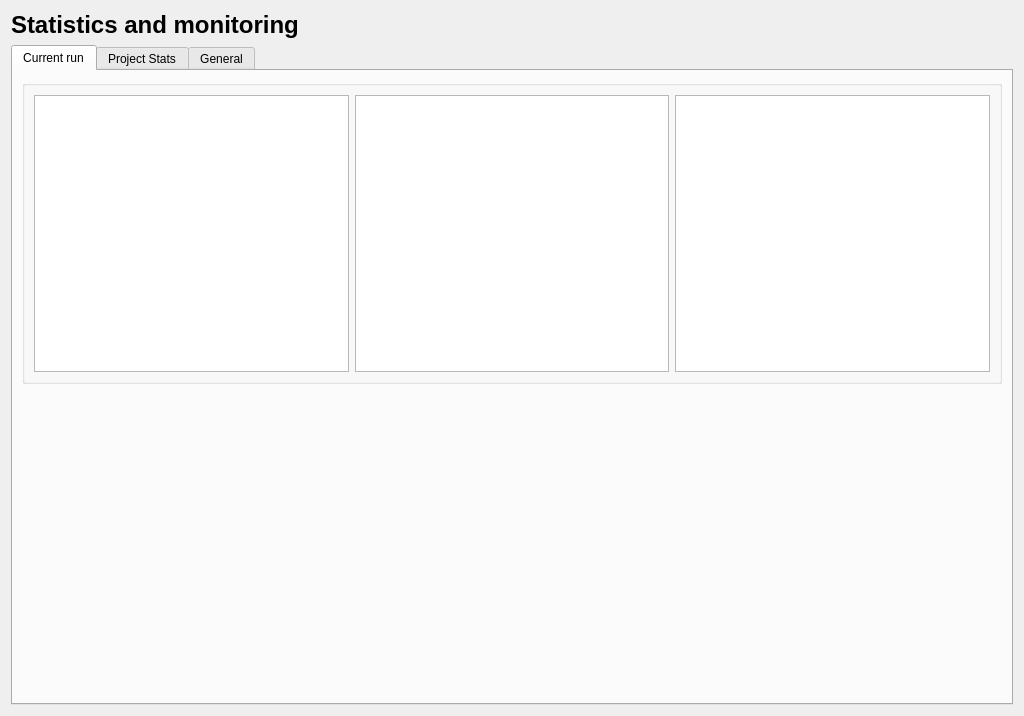
First picture: the form in src/forms/stats.ui, repository veaceslav/WHC-IDE, before the edit.
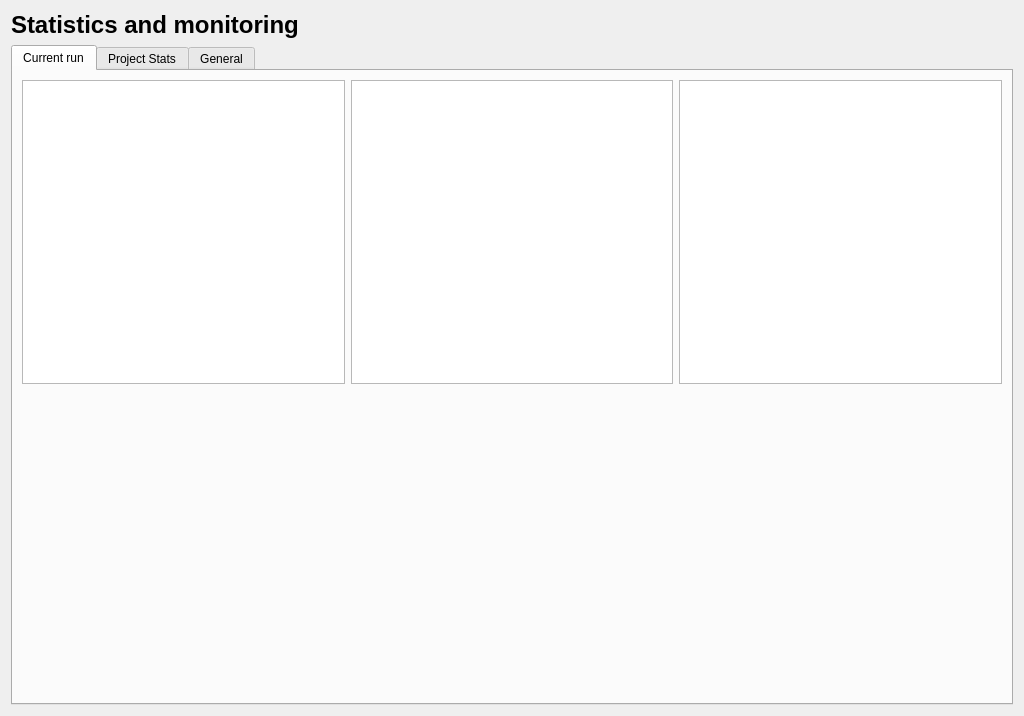
Second picture: the form after the edit. Icons and pictures are not drawn. Custom widgets are drawn as their Qt base class.

Commit message: Removed useless groupbox

What changed in the file:
```diff
--- a/src/forms/stats.ui
+++ b/src/forms/stats.ui
@@ -39,10 +39,6 @@
       </attribute>
       <layout class="QVBoxLayout" name="verticalLayout_2">
        <item>
-        <widget class="QGroupBox" name="groupBox">
-         <property name="title">
-          <string/>
-         </property>
          <layout class="QHBoxLayout" name="horizontalLayout">
           <item>
            <layout class="QVBoxLayout" name="verticalLayoutRow_1">
@@ -96,7 +92,6 @@
            </layout>
           </item>
          </layout>
-        </widget>
        </item>
        <item>
         <layout class="QHBoxLayout" name="horizontalLayout_2">
```
Lines whose indentation alone changed are shown as unchanged.
